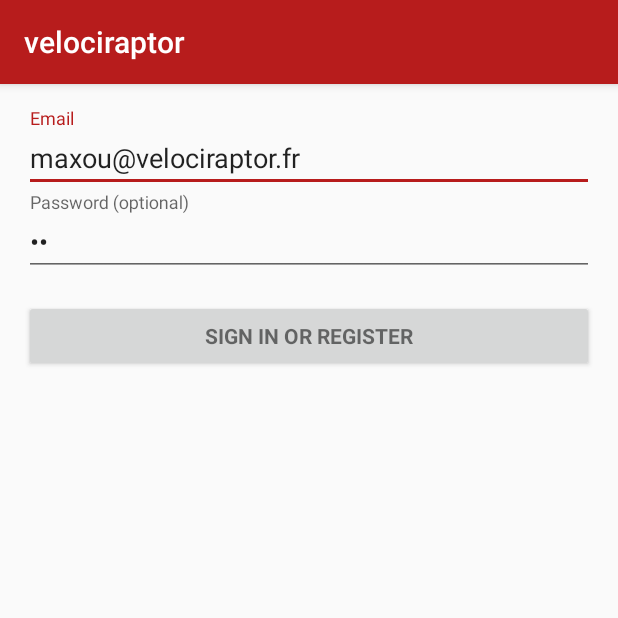
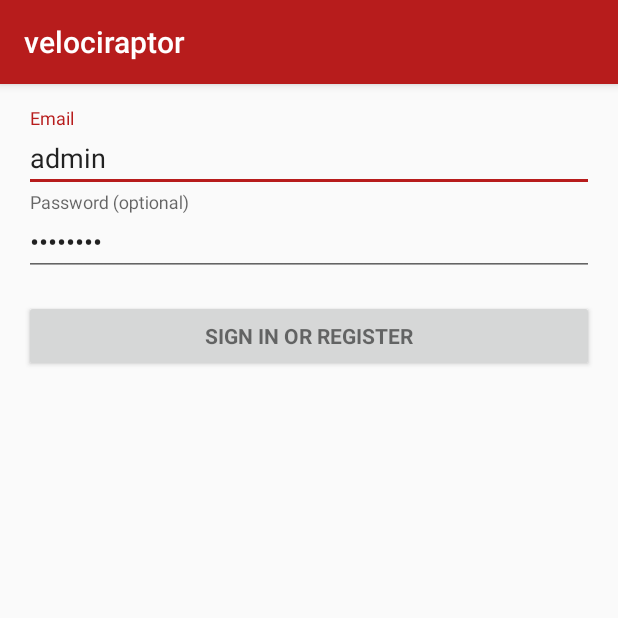
Before and after one commit to SmartPld/velociraptor-client, an Android app: the screen it shows after launch (LoginActivity), on a phone screen of 412 x 824 dp, the top half of it. Run offline under Robolectric (Android 15) with nearby library versions, the phone set to English and light mode, and no system bars; our stand-ins replace Dagger/Hilt's generated code; libraries missing offline, so code that uses them is left out: retrofit.client, retrofit.converter; pictures from the network do not load; 2 statements that could not run were skipped.

Commit message:
changed default user login so we can conveniently check login via network, adapted mock. Updated gitignore to omit changes of IDE meta files

```diff
--- a/app/src/main/res/layout/activity_login.xml
+++ b/app/src/main/res/layout/activity_login.xml
@@ -38,7 +38,7 @@
 
                 <AutoCompleteTextView
                     android:id="@+id/email"
-                    android:text="maxou@velociraptor.fr"
+                    android:text="admin"
                     android:layout_width="match_parent"
                     android:layout_height="wrap_content"
                     android:hint="@string/prompt_email"
@@ -54,7 +54,7 @@
 
                 <EditText
                     android:id="@+id/password"
-                    android:text="42"
+                    android:text="password"
                     android:layout_width="match_parent"
                     android:layout_height="wrap_content"
                     android:hint="@string/prompt_password"
```
Also changed, not shown: 2 other files.
